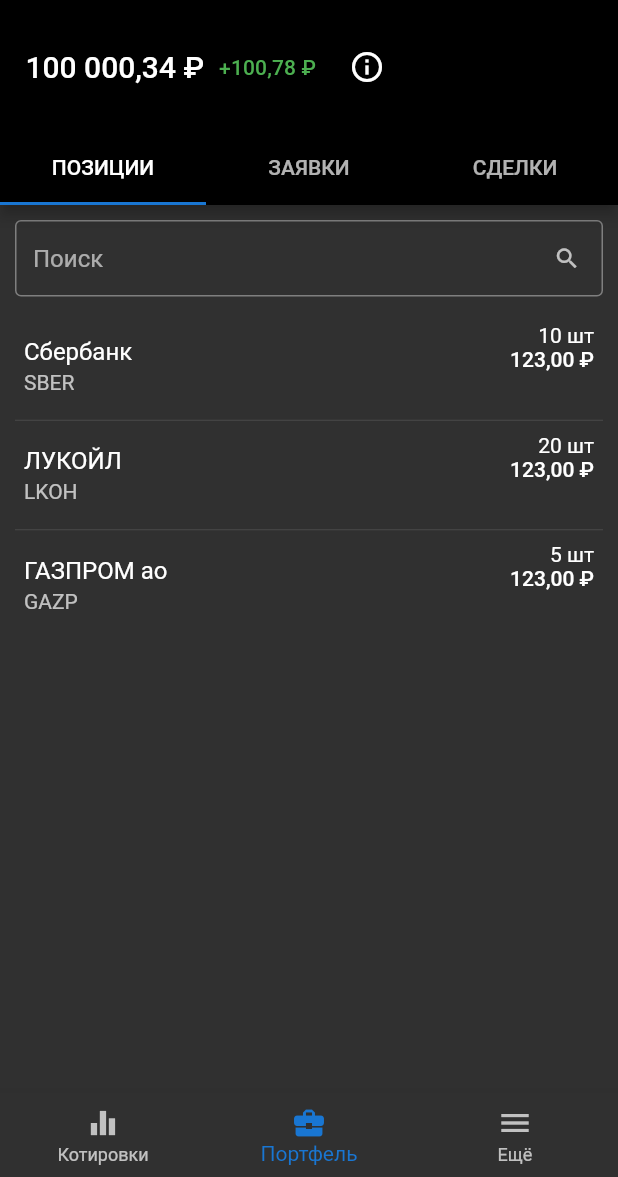
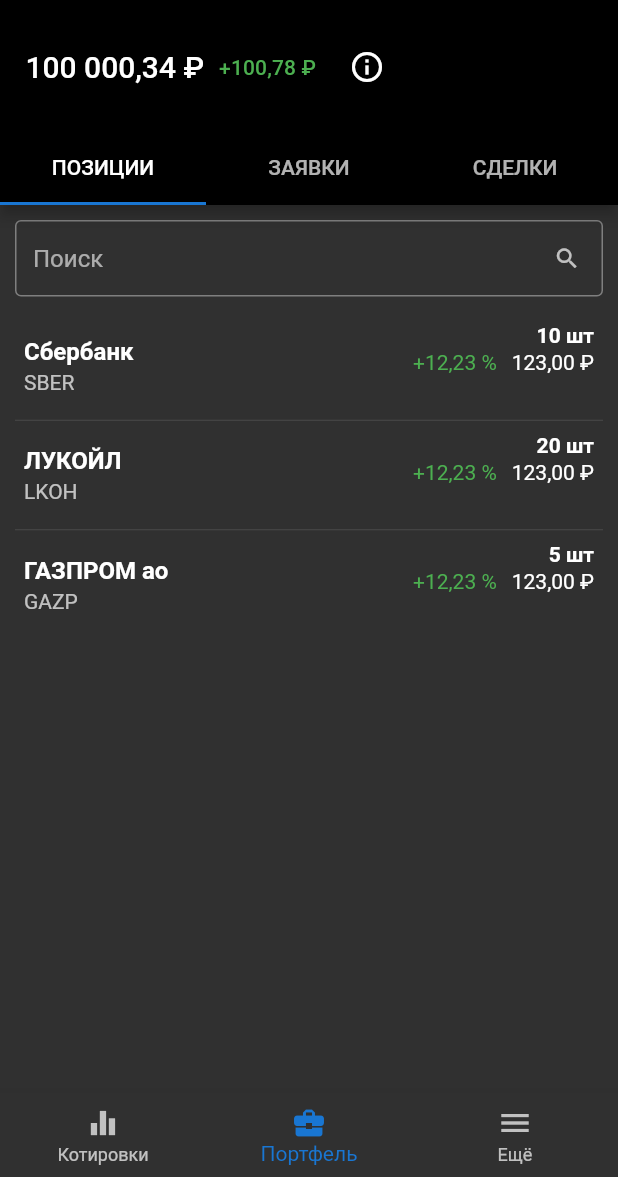
Before and after one commit to kolesnikov-sergey/flex, a Flutter app: the screen it shows after launch, item 2 of the bottom bar chosen, on a phone screen of 412 x 824 dp, the part 59-1236 px from its top. Run offline on Flutter 3.47's test engine with Material 2 defaults, Android fonts, the phone set to English and light mode, and no system bars; our stand-ins replace charts_flutter, dynamic_theme; missing offline and left inert: appcenter, appcenter_analytics, appcenter_crashes; network calls fail.

```diff
--- a/lib/main.dart
+++ b/lib/main.dart
@@ -9,7 +9,7 @@ import 'views/account/account.dart';
 import 'views/more/more.dart';
 
 void main() {
-  final appSecret ='1671ee3c-8c10-4896-b622-30428d4648f2';
+  final appSecret = '1671ee3c-8c10-4896-b622-30428d4648f2';
 
   AppCenter.start(appSecret, [AppCenterAnalytics.id, AppCenterCrashes.id]);
   runApp(new TradingApp());
--- a/lib/views/account/account.dart
+++ b/lib/views/account/account.dart
@@ -1,10 +1,10 @@
 import 'package:flutter/material.dart';
-import 'package:flutter/cupertino.dart';
 
 import '../ui/flex_dropdown.dart';
-import '../ui/number_currency.dart';
 import 'account_info.dart';
 import 'positions.dart';
+import 'orders.dart';
+import 'trades.dart';
 import '../../models/market.dart';
 
 class Account extends StatelessWidget {
@@ -45,12 +45,8 @@ class Account extends StatelessWidget {
         body: TabBarView(
           children: [
             Positions(),
-            Center(
-              child: Text('Заявки'),
-            ),
-            Center(
-              child: Text('Сделки'),
-            )
+            Orders(),
+            Trades()
           ],
         ),
       ),
--- a/lib/views/account/position_item.dart
+++ b/lib/views/account/position_item.dart
@@ -16,24 +16,45 @@ class _PositionItemState extends State<PositionItem> {
   @override
   Widget build(BuildContext context) {
     return ListTile(
-      title: Text(widget.position.name),
+      title: Text(widget.position.name, style: TextStyle(fontWeight: FontWeight.bold)),
       subtitle: Text(widget.position.id),
       trailing: Column(
-        crossAxisAlignment: CrossAxisAlignment.start,
-        textDirection: TextDirection.rtl,
+        crossAxisAlignment: CrossAxisAlignment.end,
         children: <Widget>[
           NumberCurrency(
             currency: 'шт',
             value: widget.position.qty,
             decimals: 0,
             textAlign: TextAlign.start,
+            style: TextStyle(fontWeight: FontWeight.bold)
           ),
-          NumberCurrency(
-            currency: 'RUB',
-            value: 123,
-            textAlign: TextAlign.start,
-            style: Theme.of(context).textTheme.body2,
-          )
+          Padding(
+            padding: EdgeInsets.only(top: 2),
+          ),
+          Row(
+            mainAxisAlignment: MainAxisAlignment.end,
+            mainAxisSize: MainAxisSize.min,
+            children: [
+              NumberCurrency(
+                currency: '%',
+                prefix: '+',
+                value: 12.23,
+                textAlign: TextAlign.start,
+                style: TextStyle(
+                  color: Colors.green
+                ),
+              ),
+              Padding(
+                padding: EdgeInsets.only(left: 10),
+              ),
+              NumberCurrency(
+                currency: 'RUB',
+                value: 123,
+                textAlign: TextAlign.start,
+              )
+            ],
+          ),
+
         ],
       )
     );
```
Also changed, not shown: lib/views/account/account_detail.dart (added, +13 -0 lines), lib/views/account/account_info.dart (+7 -1 lines), lib/views/account/orders.dart (added, +10 -0 lines), lib/views/account/trades.dart (added, +10 -0 lines), lib/views/quotes/quote_item.dart (+4 -3 lines).
